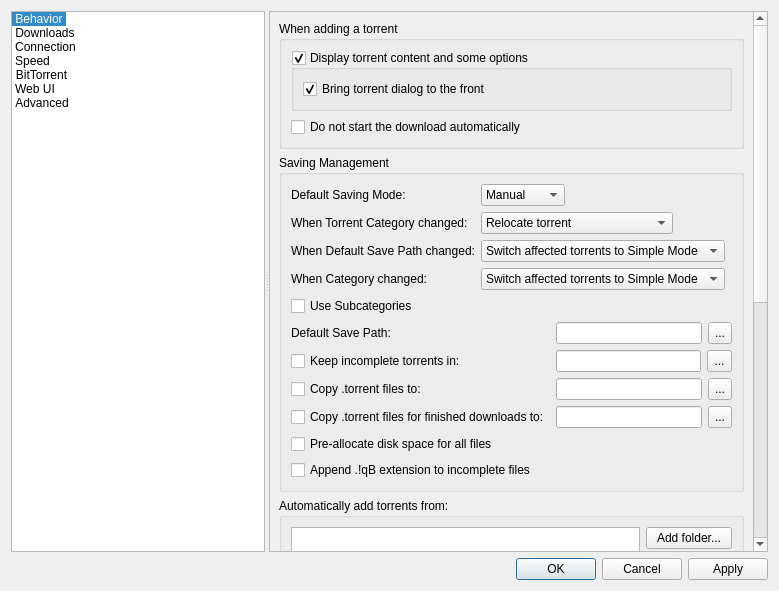
Above: src/gui/options.ui from qbittorrent/qBittorrent before the change. Below: the same form after it.
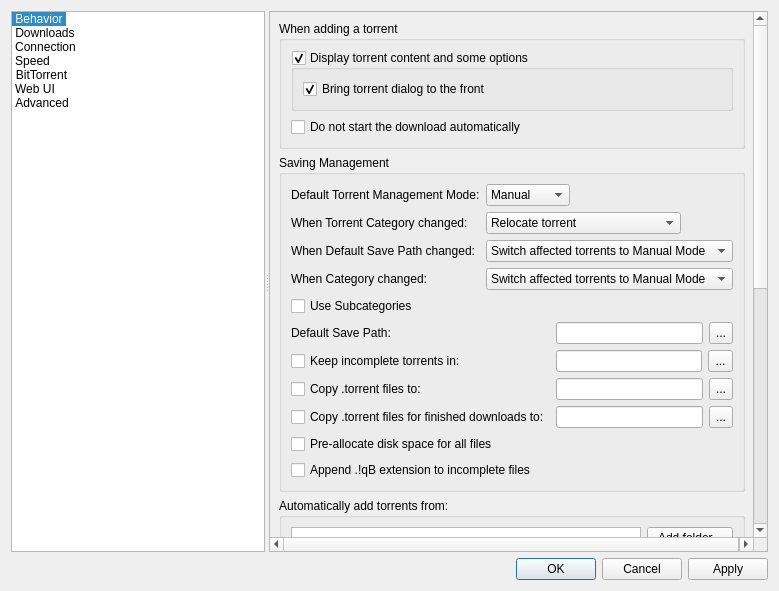
That is the form after the change. The open tabs and pages were chosen to show the change. Icons and pictures are not drawn.

```diff
--- a/src/gui/options.ui
+++ b/src/gui/options.ui
@@ -739,7 +739,7 @@
                  <item row="0" column="0">
                   <widget class="QLabel" name="label_40">
                    <property name="text">
-                    <string>Default Saving Mode:</string>
+                    <string>Default Torrent Management Mode:</string>
                    </property>
                   </widget>
                  </item>
@@ -798,7 +798,7 @@
                      </item>
                      <item>
                       <property name="text">
-                       <string>Switch torrent to Simple Mode</string>
+                       <string>Switch torrent to Manual Mode</string>
                       </property>
                      </item>
                     </widget>
@@ -839,7 +839,7 @@
                      </item>
                      <item>
                       <property name="text">
-                       <string>Switch affected torrents to Simple Mode</string>
+                       <string>Switch affected torrents to Manual Mode</string>
                       </property>
                      </item>
                     </widget>
@@ -880,7 +880,7 @@
                      </item>
                      <item>
                       <property name="text">
-                       <string>Switch affected torrents to Simple Mode</string>
+                       <string>Switch affected torrents to Manual Mode</string>
                       </property>
                      </item>
                     </widget>
@@ -1248,10 +1248,6 @@
                 </widget>
                </item>
               </layout>
-              <zorder>gridLayoutWidget</zorder>
-              <zorder>label_2</zorder>
-              <zorder>checkSmtpSSL</zorder>
-              <zorder>groupMailNotifAuth</zorder>
              </widget>
             </item>
             <item>
```
